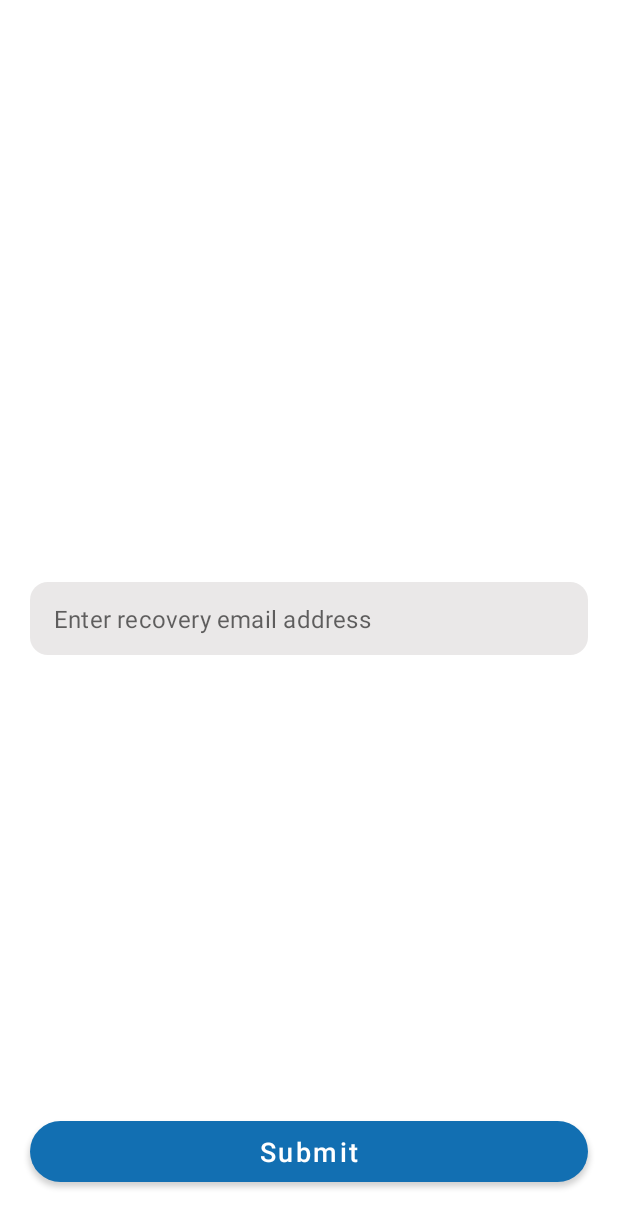
After one commit to stmgs/shovl_android_app_MP, an Android app: the ForgotPasswordActivity screen opened directly, with no data from a screen before it, on a phone screen of 412 x 824 dp. The commit adds this screen. Shown: the top 1228 px of the screen. Run offline under Robolectric (Android 15) with nearby library versions, the phone set to English and light mode, and no system bars; our stand-ins replace Firebase (no records; nobody signed in at launch, a user with empty details on screens opened directly).

Commit message:
forgot password is working

```diff
--- a/app/build.gradle
+++ b/app/build.gradle
@@ -66,6 +66,7 @@ dependencies {
     implementation 'com.google.firebase:firebase-firestore'
     implementation 'com.google.firebase:firebase-messaging'
 
+    implementation 'com.makeramen:roundedimageview:2.3.0'
 
 
 }
--- a/app/src/main/java/com/example/shovl_android/ActivityDetails.java
+++ b/app/src/main/java/com/example/shovl_android/ActivityDetails.java
@@ -30,7 +30,6 @@ public class ActivityDetails extends AppCompatActivity {
    int imageList[ ] = {R.drawable.snow_image_1, R.drawable.snow_image_2,R.drawable.snow_image_3,R.drawable.snow_image_4}; // DEMO IMAGES
    int count = imageList.length;
    int currentIndex = 0;
-
 
  //  calander mate che aa...
     private int mDate, mMonth, mYear;
@@ -120,7 +119,10 @@ public class ActivityDetails extends AppCompatActivity {
                 mMonth = cal.get(Calendar.MONTH);
                 mYear = cal.get(Calendar.YEAR);
 
-                DatePickerDialog datePickerDialog = new DatePickerDialog(ActivityDetails.this, android.R.style.Theme_DeviceDefault_Dialog, new DatePickerDialog.OnDateSetListener() {
+                DatePickerDialog datePickerDialog =
+                        new DatePickerDialog(ActivityDetails.this,
+                                android.R.style.Theme_DeviceDefault_Dialog,
+                                new DatePickerDialog.OnDateSetListener() {
                     @Override
                     public void onDateSet(DatePicker datePicker, int year, int month, int date) {
                         dp_e.setText(date+"-"+month+"-"+year);
--- /dev/null
+++ b/app/src/main/java/com/example/shovl_android/ForgotPasswordActivity.kt
@@ -0,0 +1,47 @@
+package com.example.shovl_android
+
+import android.content.Intent
+import androidx.appcompat.app.AppCompatActivity
+import android.os.Bundle
+import android.util.Patterns
+import android.widget.Toast
+import com.example.shovl_android.databinding.ActivityForgotPasswordBinding
+import com.google.firebase.auth.FirebaseAuth
+import com.google.firebase.ktx.Firebase
+
+class ForgotPasswordActivity : AppCompatActivity() {
+    private lateinit var binding : ActivityForgotPasswordBinding
+
+    override fun onCreate(savedInstanceState: Bundle?) {
+        super.onCreate(savedInstanceState)
+        binding = ActivityForgotPasswordBinding.inflate(layoutInflater)
+        setContentView(binding.root)
+
+        binding.btnSubmitForgot.setOnClickListener {
+            val email = binding.etEmailForgot.text.toString()
+
+            if (email.isNullOrEmpty()){
+                binding.textInputEmailForgot.error = "Email is empty"
+            } else if(!Patterns.EMAIL_ADDRESS.matcher(email).matches()){
+                binding.textInputEmailForgot.error = "Invalid email"
+
+            }else{
+                val auth = FirebaseAuth.getInstance()
+
+                auth.sendPasswordResetEmail(email)
+                    .addOnCompleteListener {
+                        Toast.makeText(this, "An email is sent to reset your password. " +
+                                "Please check your email ",Toast.LENGTH_LONG).show()
+
+                        startActivity(Intent(this, LoginActivity::class.java))
+                    }
+                    .addOnFailureListener {
+
+                    }
+            }
+        }
+    }
+
+
+
+}
--- a/app/src/main/java/com/example/shovl_android/Splashscreen.kt
+++ b/app/src/main/java/com/example/shovl_android/Splashscreen.kt
@@ -19,8 +19,6 @@ class Splashscreen : AppCompatActivity() {
         setContentView(binding.root)
         preferenceMangager = PreferenceMangager(applicationContext)
 
-        println("is signed in : ${preferenceMangager.getBoolean(ShovlConstants.KEY_IS_SIGNED_IN)}")
-
         if (preferenceMangager.getBoolean(ShovlConstants.KEY_IS_SIGNED_IN)){
                 val intent = Intent(this, AdListingActivity::class.java)
                 intent.flags = Intent.FLAG_ACTIVITY_NEW_TASK or Intent.FLAG_ACTIVITY_CLEAR_TASK
--- /dev/null
+++ b/app/src/main/res/layout/activity_forgot_password.xml
@@ -0,0 +1,57 @@
+<?xml version="1.0" encoding="utf-8"?>
+<androidx.constraintlayout.widget.ConstraintLayout
+
+    xmlns:android="http://schemas.android.com/apk/res/android"
+    xmlns:app="http://schemas.android.com/apk/res-auto"
+    xmlns:tools="http://schemas.android.com/tools"
+    android:layout_width="match_parent"
+    android:layout_height="match_parent"
+    tools:context=".ForgotPasswordActivity">
+
+    <com.google.android.material.textfield.TextInputLayout
+        android:id="@+id/text_input_email_forgot"
+        android:layout_width="match_parent"
+        android:layout_height="wrap_content"
+        android:inputType="textEmailAddress"
+        app:endIconMode="clear_text"
+        app:hintEnabled="false"
+        style="@style/Widget.MaterialComponents.TextInputLayout.OutlinedBox.Dense"
+        app:layout_constraintEnd_toEndOf="parent"
+        app:layout_constraintStart_toStartOf="parent"
+        app:layout_constraintTop_toTopOf="parent"
+        app:layout_constraintBottom_toBottomOf="parent"
+        android:layout_marginTop="20dp"
+        android:layout_margin="20dp"
+        >
+
+        <com.google.android.material.textfield.TextInputEditText
+            android:id="@+id/et_email_forgot"
+            android:layout_width="match_parent"
+            android:layout_height="wrap_content"
+            android:hint="Enter recovery email address"
+            android:background="@drawable/grey_tint_background"
+
+            />
+
+    </com.google.android.material.textfield.TextInputLayout>
+
+    <com.google.android.material.button.MaterialButton
+        android:id="@+id/btn_submit_forgot"
+        android:layout_width="match_parent"
+        android:layout_height="wrap_content"
+        android:padding="8dp"
+        android:text="Submit"
+        android:textColor="@color/white"
+        android:textSize="18sp"
+        app:cornerRadius="24dp"
+        android:textAllCaps="false"
+        app:layout_constraintStart_toStartOf="parent"
+        app:layout_constraintEnd_toEndOf="parent"
+        android:layout_marginLeft="20dp"
+        android:layout_marginRight="20dp"
+        android:layout_marginBottom="30dp"
+        app:layout_constraintBottom_toBottomOf="parent"
+        />
+
+
+</androidx.constraintlayout.widget.ConstraintLayout>
--- a/app/src/main/res/layout/activity_main.xml
+++ b/app/src/main/res/layout/activity_main.xml
@@ -7,9 +7,10 @@
     tools:context=".MainActivity">
 
     <TextView
+        android:id="@+id/tv_sign_out"
         android:layout_width="wrap_content"
         android:layout_height="wrap_content"
-        android:text="Hello World!"
+        android:text="sign out"
         app:layout_constraintBottom_toBottomOf="parent"
         app:layout_constraintLeft_toLeftOf="parent"
         app:layout_constraintRight_toRightOf="parent"
--- a/app/src/main/res/layout/activity_splashscreen.xml
+++ b/app/src/main/res/layout/activity_splashscreen.xml
@@ -1,5 +1,6 @@
 <?xml version="1.0" encoding="utf-8"?>
-<RelativeLayout xmlns:android="http://schemas.android.com/apk/res/android"
+<RelativeLayout
+    xmlns:android="http://schemas.android.com/apk/res/android"
     xmlns:app="http://schemas.android.com/apk/res-auto"
     xmlns:tools="http://schemas.android.com/tools"
     android:layout_width="match_parent"
@@ -13,7 +14,7 @@
         android:layout_width="300dp"
         android:layout_height="100dp"
         android:layout_centerInParent="true"
-        android:src="@drawable/shovl_logo"/>
+        android:src="@drawable/shovl_logo" />
 
     <TextView
         android:layout_width="420dp"
--- a/build.gradle
+++ b/build.gradle
@@ -6,7 +6,7 @@ buildscript {
     }
     dependencies {
         classpath "com.android.tools.build:gradle:7.0.4"
-        classpath "org.jetbrains.kotlin:kotlin-gradle-plugin:1.5.20"
+        classpath 'org.jetbrains.kotlin:kotlin-gradle-plugin:1.5.30'
 
         // NOTE: Do not place your application dependencies here; they belong
         // in the individual module build.gradle files
```
Also changed, not shown: app/src/main/AndroidManifest.xml (+12 -18 lines), app/src/main/java/com/example/shovl_android/AdListingActivity.kt (+33 -1 lines), app/src/main/java/com/example/shovl_android/LoginActivity.kt (+19 -3 lines), app/src/main/java/com/example/shovl_android/MainActivity.kt (+19 -1 lines), app/src/main/java/com/example/shovl_android/RegisterActivity.kt (+24 -1 lines), app/src/main/java/com/example/shovl_android/data/Post.kt (added, +12 -0 lines), app/src/main/java/com/example/shovl_android/utilities/ShovlConstants.kt (+7 -0 lines), app/src/main/res/drawable/background_pp.xml (added, +8 -0 lines), app/src/main/res/drawable/ic_add_photo.xml (added, +10 -0 lines), app/src/main/res/drawable/ic_baseline_add_circle_24.xml (added, +10 -0 lines), app/src/main/res/layout/activity_ad_listing.xml (+13 -17 lines), app/src/main/res/layout/activity_register.xml (+41 -10 lines).
